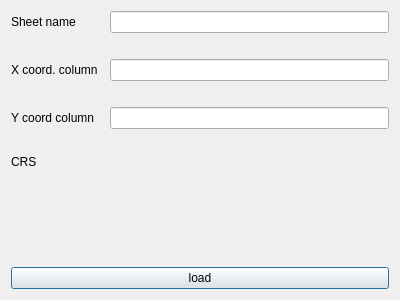
The window that google_sheets_downloader/google_sheets_downloader_dialog_base.ui (ctu-fgis/2021-b-qgis-google-sheets-plugin) describes before a commit, drawn with Qt 5.
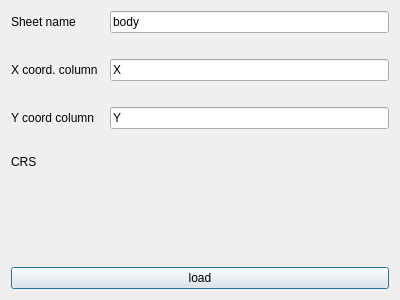
The same window after the commit. Custom widgets are drawn as their Qt base class.

Commit message: Pre-filled GUI for easier testing

What changed in the file:
```diff
--- a/google_sheets_downloader/google_sheets_downloader_dialog_base.ui
+++ b/google_sheets_downloader/google_sheets_downloader_dialog_base.ui
@@ -62,7 +62,11 @@
     </spacer>
    </item>
    <item row="0" column="2">
-    <widget class="QLineEdit" name="typeName"/>
+    <widget class="QLineEdit" name="typeName">
+     <property name="text">
+      <string>body</string>
+     </property>
+    </widget>
    </item>
    <item row="1" column="0">
     <spacer name="verticalSpacer">
@@ -88,10 +92,18 @@
     </widget>
    </item>
    <item row="2" column="2">
-    <widget class="QLineEdit" name="typeX"/>
+    <widget class="QLineEdit" name="typeX">
+     <property name="text">
+      <string>X</string>
+     </property>
+    </widget>
    </item>
    <item row="4" column="2">
-    <widget class="QLineEdit" name="typeY"/>
+    <widget class="QLineEdit" name="typeY">
+     <property name="text">
+      <string>Y</string>
+     </property>
+    </widget>
    </item>
    <item row="5" column="0">
     <spacer name="verticalSpacer_3">
```
The commit also changes 4 other files.
